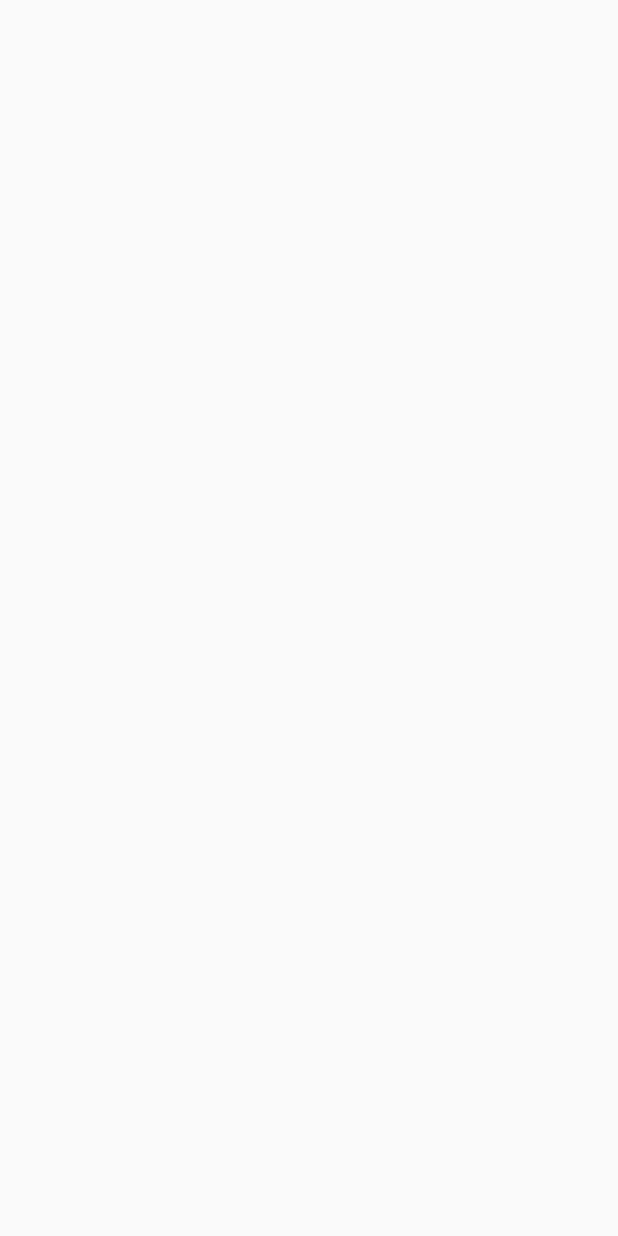
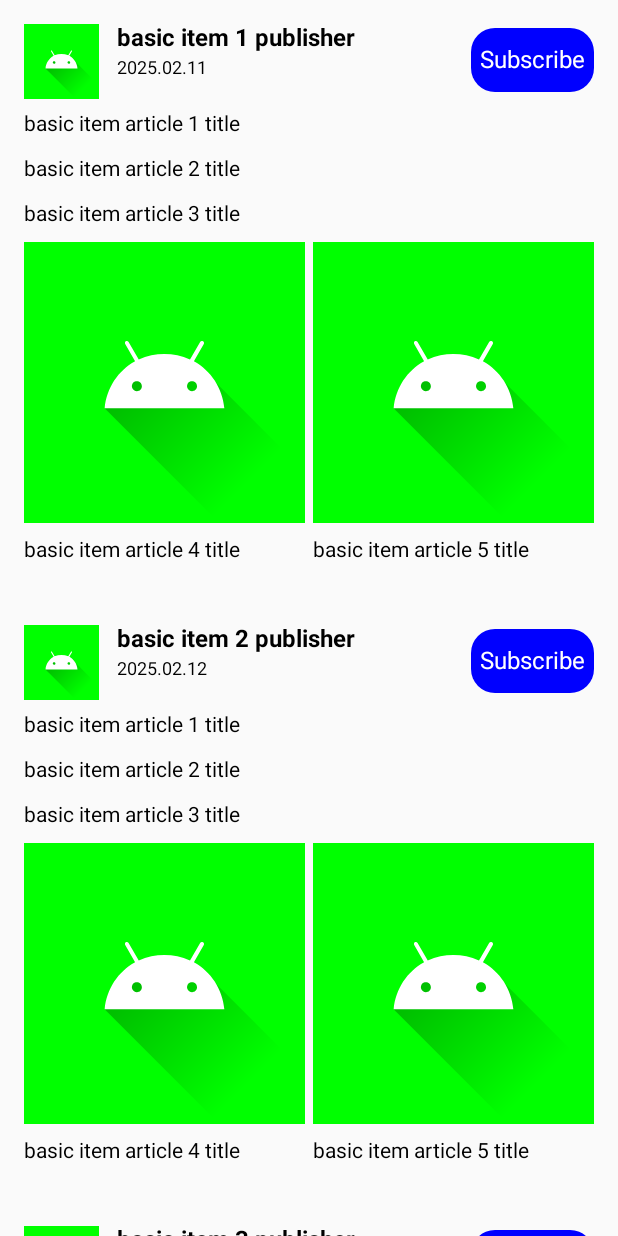
Before and after one commit to cj1ne/AndroidView-Issue, an Android app built with Jetpack Compose: the screen it shows after launch (MainActivity), on a phone screen of 412 x 824 dp. Before the commit the screen is empty. Run offline under Robolectric (Android 15) with nearby library versions, the phone set to English and light mode, and no system bars.

Commit message:
add sample

```diff
--- /dev/null
+++ b/app/src/main/java/com/example/androidview/BasicSlot.kt
@@ -0,0 +1,140 @@
+package com.example.androidview
+
+import androidx.compose.foundation.Image
+import androidx.compose.foundation.background
+import androidx.compose.foundation.layout.Column
+import androidx.compose.foundation.layout.PaddingValues
+import androidx.compose.foundation.layout.Row
+import androidx.compose.foundation.layout.Spacer
+import androidx.compose.foundation.layout.aspectRatio
+import androidx.compose.foundation.layout.fillMaxWidth
+import androidx.compose.foundation.layout.height
+import androidx.compose.foundation.layout.padding
+import androidx.compose.foundation.layout.size
+import androidx.compose.foundation.layout.width
+import androidx.compose.foundation.layout.wrapContentSize
+import androidx.compose.foundation.shape.RoundedCornerShape
+import androidx.compose.material3.Button
+import androidx.compose.material3.ButtonDefaults
+import androidx.compose.material3.Text
+import androidx.compose.runtime.Composable
+import androidx.compose.ui.Modifier
+import androidx.compose.ui.graphics.Color
+import androidx.compose.ui.res.painterResource
+import androidx.compose.ui.text.TextStyle
+import androidx.compose.ui.text.font.FontWeight
+import androidx.compose.ui.text.style.TextOverflow
+import androidx.compose.ui.unit.dp
+import androidx.compose.ui.unit.sp
+
+@Composable
+fun BasicSlot(
+    item: BasicItem,
+    modifier: Modifier = Modifier,
+) {
+    Column(
+        modifier = modifier
+            .fillMaxWidth()
+            .padding(16.dp)
+    ) {
+        BasicSlotHeader(item.publisher, item.date)
+        Spacer(modifier = Modifier.height(3.dp))
+        BasicSlotTextArticle(item.articles.value[0])
+        Spacer(modifier = Modifier.height(3.dp))
+        BasicSlotTextArticle(item.articles.value[1])
+        Spacer(modifier = Modifier.height(3.dp))
+        BasicSlotTextArticle(item.articles.value[2])
+        Spacer(modifier = Modifier.height(5.dp))
+        Row {
+            BasicSlotImageArticle(article = item.articles.value[3], modifier = Modifier.weight(1f))
+            Spacer(modifier = Modifier.width(5.dp))
+            BasicSlotImageArticle(article = item.articles.value[4], modifier = Modifier.weight(1f))
+        }
+    }
+}
+
+@Composable
+private fun BasicSlotHeader(
+    publisher: String,
+    date: String,
+    modifier: Modifier = Modifier,
+) {
+    Row(modifier) {
+        Image(
+            painter = painterResource(R.drawable.ic_launcher_foreground),
+            contentDescription = null,
+            modifier = Modifier
+                .size(50.dp)
+                .background(Color.Green)
+        )
+        Spacer(modifier = Modifier.width(12.dp))
+        Column(Modifier.weight(1f)) {
+            Text(
+                text = publisher,
+                style = TextStyle.Default.copy(
+                    fontSize = 16.sp,
+                    fontWeight = FontWeight.Bold
+                ),
+            )
+            Spacer(modifier = Modifier.height(3.dp))
+            Text(
+                text = date,
+                style = TextStyle.Default.copy(fontSize = 12.sp)
+            )
+        }
+        Spacer(modifier = Modifier.width(12.dp))
+        Button(
+            modifier = modifier.wrapContentSize(),
+            colors = ButtonDefaults.buttonColors(containerColor = Color.Blue),
+            contentPadding = PaddingValues(vertical = 12.dp, horizontal = 6.dp),
+            shape = RoundedCornerShape(16.dp),
+            onClick = { },
+        ) {
+            Text(
+                modifier = Modifier.wrapContentSize(),
+                text = "Subscribe",
+                style = TextStyle.Default.copy(
+                    color = Color.White,
+                    fontSize = 16.sp,
+                ),
+            )
+        }
+    }
+}
+
+@Composable
+private fun BasicSlotTextArticle(
+    article: BasicItem.Article,
+    modifier: Modifier = Modifier,
+) {
+    Text(
+        modifier = modifier.padding(vertical = 5.dp),
+        text = article.title,
+        style = TextStyle.Default.copy(fontSize = 14.sp),
+        maxLines = 1,
+        overflow = TextOverflow.Ellipsis
+    )
+}
+
+@Composable
+private fun BasicSlotImageArticle(
+    article: BasicItem.Article,
+    modifier: Modifier = Modifier,
+) {
+    Column(modifier) {
+        Image(
+            painter = painterResource(R.drawable.ic_launcher_foreground),
+            contentDescription = null,
+            modifier = Modifier
+                .aspectRatio(1f)
+                .background(Color.Green)
+        )
+        Spacer(modifier = Modifier.height(10.dp))
+        Text(
+            text = article.title,
+            style = TextStyle.Default.copy(fontSize = 14.sp),
+            maxLines = 2,
+            overflow = TextOverflow.Ellipsis
+        )
+    }
+}
--- /dev/null
+++ b/app/src/main/java/com/example/androidview/HorizontalItem.kt
@@ -0,0 +1,16 @@
+package com.example.androidview
+
+sealed interface HorizontalItem {
+    val id: String
+}
+
+data class HorizontalComposeItem(
+    override val id: String,
+    val title: String,
+    val description: String,
+): HorizontalItem
+
+data class HorizontalAndroidViewItem(
+    override val id: String,
+    val title: String,
+): HorizontalItem
--- /dev/null
+++ b/app/src/main/java/com/example/androidview/ImmutableList.kt
@@ -0,0 +1,6 @@
+package com.example.androidview
+
+import androidx.compose.runtime.Immutable
+
+@Immutable
+data class ImmutableList<T>(val value: List<T> = emptyList())
--- a/app/src/main/java/com/example/androidview/MainActivity.kt
+++ b/app/src/main/java/com/example/androidview/MainActivity.kt
@@ -6,12 +6,67 @@ import androidx.activity.compose.setContent
 import com.example.androidview.ui.theme.AndroidViewTheme
 
 class MainActivity : ComponentActivity() {
+
+    private val items = makeVerticalItems()
+
     override fun onCreate(savedInstanceState: Bundle?) {
         super.onCreate(savedInstanceState)
         setContent {
             AndroidViewTheme {
-
+                MainScreen(items)
             }
         }
     }
+
+    private fun makeVerticalItems(): ImmutableList<VerticalItem> {
+        return ImmutableList(
+            (1..500).map {
+                if (it % 5 == 0) {
+                    HorizontalListItem(
+                        id = it.toString(),
+                        title = "horizontal list item $it title",
+                        articles = makeHorizontalItems(2)
+                    )
+                } else {
+                    BasicItem(
+                        id = "basic item $it",
+                        publisher = "basic item $it publisher",
+                        date = "2025.02.${(it % 10) + 10}",
+                        articles = makeArticles()
+                    )
+                }
+            }
+        )
+    }
+
+    private fun makeArticles(): ImmutableList<BasicItem.Article> {
+        return ImmutableList(
+            (1..5).map {
+                BasicItem.Article(
+                    id = "basic item article $it",
+                    title = "basic item article $it title",
+                    description = "basic item article $it description",
+                )
+            }
+        )
+    }
+
+    private fun makeHorizontalItems(count: Int): ImmutableList<HorizontalItem> {
+        return ImmutableList(
+            (1..count).map {
+                if (it % 2 == 0) {
+                    HorizontalComposeItem(
+                        id = "horizontal compose item $it",
+                        title = "horizontal compose item $it title",
+                        description = "horizontal compose item $it description",
+                    )
+                } else {
+                    HorizontalAndroidViewItem(
+                        id = "horizontal android view item $it",
+                        title = "horizontal android view item $it title",
+                    )
+                }
+            }
+        )
+    }
 }
--- /dev/null
+++ b/app/src/main/java/com/example/androidview/MainScreen.kt
@@ -0,0 +1,30 @@
+package com.example.androidview
+
+import androidx.compose.foundation.layout.Arrangement
+import androidx.compose.foundation.lazy.LazyColumn
+import androidx.compose.foundation.lazy.items
+import androidx.compose.runtime.Composable
+import androidx.compose.ui.Modifier
+import androidx.compose.ui.unit.dp
+
+@Composable
+fun MainScreen(
+    items: ImmutableList<VerticalItem>,
+    modifier: Modifier = Modifier,
+) {
+    LazyColumn(
+        modifier = modifier,
+        verticalArrangement = Arrangement.spacedBy(10.dp),
+    ) {
+        items(
+            items = items.value,
+            key = { it.id },
+            contentType = { it::class.simpleName },
+        ) { item ->
+            when (item) {
+                is BasicItem -> BasicSlot(item = item)
+                is HorizontalListItem -> HorizontalListSlot(item = item)
+            }
+        }
+    }
+}
--- /dev/null
+++ b/app/src/main/java/com/example/androidview/VerticalItem.kt
@@ -0,0 +1,24 @@
+package com.example.androidview
+
+sealed interface VerticalItem {
+    val id: String
+}
+
+data class BasicItem(
+    override val id: String,
+    val publisher: String,
+    val date: String,
+    val articles: ImmutableList<Article>,
+) : VerticalItem {
+    data class Article(
+        val id: String,
+        val title: String,
+        val description: String,
+    )
+}
+
+data class HorizontalListItem(
+    override val id: String,
+    val title: String,
+    val articles: ImmutableList<HorizontalItem>,
+) : VerticalItem
--- a/gradle/libs.versions.toml
+++ b/gradle/libs.versions.toml
@@ -1,13 +1,13 @@
 [versions]
 agp = "8.8.1"
-kotlin = "2.0.0"
+kotlin = "2.1.0"
 coreKtx = "1.15.0"
 junit = "4.13.2"
 junitVersion = "1.2.1"
 espressoCore = "3.6.1"
 lifecycleRuntimeKtx = "2.8.7"
 activityCompose = "1.10.0"
-composeBom = "2024.04.01"
+composeBom = "2025.02.00"
 
 [libraries]
 androidx-core-ktx = { group = "androidx.core", name = "core-ktx", version.ref = "coreKtx" }
```
Also changed, not shown: app/src/main/java/com/example/androidview/HorizontalListSlot.kt (added, +104 -0 lines).
